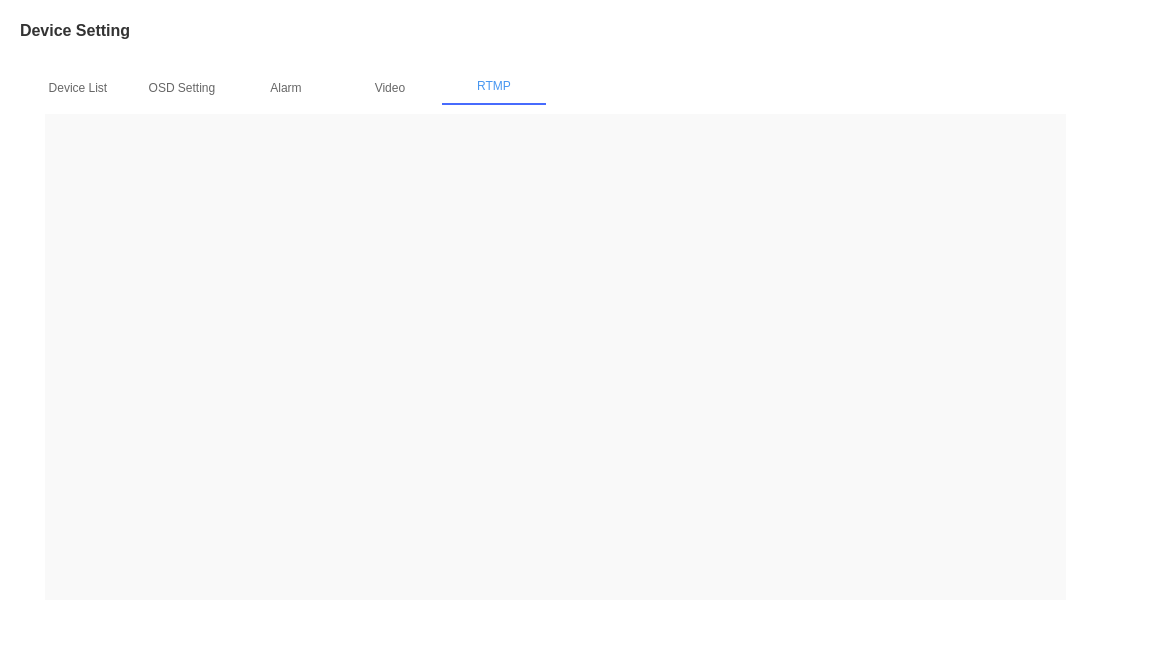
Qt form nvrConfig/devicesetting.ui (xiaoxiaodx/NVRPRO) before a commit.
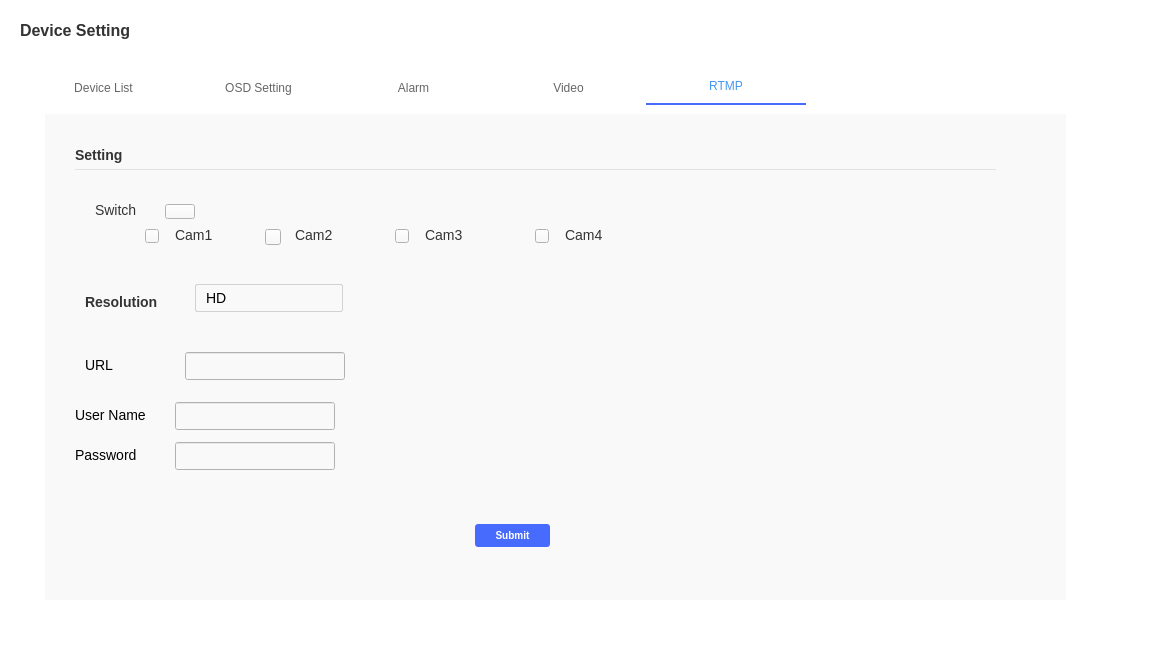
The same form after that commit. The open tabs and pages were chosen to show the change. Icons and pictures are not drawn.

The edit to the form file:
```diff
--- a/nvrConfig/devicesetting.ui
+++ b/nvrConfig/devicesetting.ui
@@ -48,7 +48,7 @@
 
 QTabBar::tab {
 
-min-width:104px;
+min-width:155px;
 
 min-height:34px;
 
@@ -63,13 +63,13 @@
 
 QTabBar::tab:selected{
 
-min-width:104px;
+min-width:160px;
 
 min-height:34px;
 
 color: #4796f0;
 
-font:17px &quot;Microsoft YaHei&quot;;
+font:15px &quot;Microsoft YaHei&quot;;
 
 border: 0px solid;
 
@@ -1102,8 +1102,501 @@
       </rect>
      </property>
      <property name="styleSheet">
-      <string notr="true">background-color: #F9F9F9</string>
+      <string notr="true">background-color: #F9F9F9;
+font-family: &quot;Microsoft YaHei&quot;;
+	font-size:14px;
+    color: #333333;</string>
      </property>
+     <widget class="QLabel" name="RTMPlabel_setting">
+      <property name="geometry">
+       <rect>
+        <x>30</x>
+        <y>25</y>
+        <width>61</width>
+        <height>31</height>
+       </rect>
+      </property>
+      <property name="styleSheet">
+       <string notr="true">	font-family: &quot;Microsoft YaHei&quot;;
+	font:bold 14px;
+    color: #333333;</string>
+      </property>
+      <property name="text">
+       <string>Setting</string>
+      </property>
+     </widget>
+     <widget class="QPushButton" name="RTMPpushButton_cam4">
+      <property name="geometry">
+       <rect>
+        <x>490</x>
+        <y>115</y>
+        <width>14</width>
+        <height>14</height>
+       </rect>
+      </property>
+      <property name="sizePolicy">
+       <sizepolicy hsizetype="Maximum" vsizetype="Maximum">
+        <horstretch>14</horstretch>
+        <verstretch>14</verstretch>
+       </sizepolicy>
+      </property>
+      <property name="minimumSize">
+       <size>
+        <width>14</width>
+        <height>14</height>
+       </size>
+      </property>
+      <property name="styleSheet">
+       <string notr="true">border-image: url(:/images/device_select.png);</string>
+      </property>
+      <property name="text">
+       <string/>
+      </property>
+      <property name="iconSize">
+       <size>
+        <width>14</width>
+        <height>14</height>
+       </size>
+      </property>
+     </widget>
+     <widget class="QLabel" name="RTMPlabel_cam4">
+      <property name="geometry">
+       <rect>
+        <x>520</x>
+        <y>110</y>
+        <width>43</width>
+        <height>22</height>
+       </rect>
+      </property>
+      <property name="text">
+       <string>Cam4</string>
+      </property>
+     </widget>
+     <widget class="Line" name="RTMPline">
+      <property name="geometry">
+       <rect>
+        <x>30</x>
+        <y>55</y>
+        <width>921</width>
+        <height>1</height>
+       </rect>
+      </property>
+      <property name="styleSheet">
+       <string notr="true">border: 0px solid red; background-color: #E2E2E2; </string>
+      </property>
+      <property name="orientation">
+       <enum>Qt::Horizontal</enum>
+      </property>
+     </widget>
+     <widget class="QPushButton" name="RTMPpushButton_cam1">
+      <property name="geometry">
+       <rect>
+        <x>100</x>
+        <y>115</y>
+        <width>14</width>
+        <height>14</height>
+       </rect>
+      </property>
+      <property name="sizePolicy">
+       <sizepolicy hsizetype="Maximum" vsizetype="Maximum">
+        <horstretch>14</horstretch>
+        <verstretch>14</verstretch>
+       </sizepolicy>
+      </property>
+      <property name="minimumSize">
+       <size>
+        <width>14</width>
+        <height>14</height>
+       </size>
+      </property>
+      <property name="styleSheet">
+       <string notr="true">border-image: url(:/images/device_select.png);</string>
+      </property>
+      <property name="text">
+       <string/>
+      </property>
+      <property name="iconSize">
+       <size>
+        <width>14</width>
+        <height>14</height>
+       </size>
+      </property>
+     </widget>
+     <widget class="QLabel" name="RTMPlabel_cam1">
+      <property name="geometry">
+       <rect>
+        <x>130</x>
+        <y>110</y>
+        <width>43</width>
+        <height>22</height>
+       </rect>
+      </property>
+      <property name="text">
+       <string>Cam1</string>
+      </property>
+     </widget>
+     <widget class="QPushButton" name="RTMPpushButton_cam3">
+      <property name="geometry">
+       <rect>
+        <x>350</x>
+        <y>115</y>
+        <width>14</width>
+        <height>14</height>
+       </rect>
+      </property>
+      <property name="sizePolicy">
+       <sizepolicy hsizetype="Maximum" vsizetype="Maximum">
+        <horstretch>14</horstretch>
+        <verstretch>14</verstretch>
+       </sizepolicy>
+      </property>
+      <property name="minimumSize">
+       <size>
+        <width>14</width>
+        <height>14</height>
+       </size>
+      </property>
+      <property name="styleSheet">
+       <string notr="true">border-image: url(:/images/device_select.png);</string>
+      </property>
+      <property name="text">
+       <string/>
+      </property>
+      <property name="iconSize">
+       <size>
+        <width>14</width>
+        <height>14</height>
+       </size>
+      </property>
+     </widget>
+     <widget class="QPushButton" name="RTMPpushButton_cam2">
+      <property name="geometry">
+       <rect>
+        <x>220</x>
+        <y>115</y>
+        <width>16</width>
+        <height>16</height>
+       </rect>
+      </property>
+      <property name="sizePolicy">
+       <sizepolicy hsizetype="Maximum" vsizetype="Maximum">
+        <horstretch>14</horstretch>
+        <verstretch>14</verstretch>
+       </sizepolicy>
+      </property>
+      <property name="minimumSize">
+       <size>
+        <width>14</width>
+        <height>14</height>
+       </size>
+      </property>
+      <property name="styleSheet">
+       <string notr="true">border-image: url(:/images/device_select.png);</string>
+      </property>
+      <property name="text">
+       <string/>
+      </property>
+      <property name="iconSize">
+       <size>
+        <width>14</width>
+        <height>14</height>
+       </size>
+      </property>
+     </widget>
+     <widget class="QLabel" name="RTMPlabel_cam3">
+      <property name="geometry">
+       <rect>
+        <x>380</x>
+        <y>110</y>
+        <width>43</width>
+        <height>22</height>
+       </rect>
+      </property>
+      <property name="text">
+       <string>Cam3</string>
+      </property>
+     </widget>
+     <widget class="QLabel" name="RTMPlabel_cam2">
+      <property name="geometry">
+       <rect>
+        <x>250</x>
+        <y>110</y>
+        <width>43</width>
+        <height>22</height>
+       </rect>
+      </property>
+      <property name="text">
+       <string>Cam2</string>
+      </property>
+     </widget>
+     <widget class="QLabel" name="RTMPlabel_swith">
+      <property name="geometry">
+       <rect>
+        <x>50</x>
+        <y>90</y>
+        <width>54</width>
+        <height>12</height>
+       </rect>
+      </property>
+      <property name="text">
+       <string>Switch</string>
+      </property>
+     </widget>
+     <widget class="QPushButton" name="RTMPswith">
+      <property name="geometry">
+       <rect>
+        <x>120</x>
+        <y>90</y>
+        <width>30</width>
+        <height>15</height>
+       </rect>
+      </property>
+      <property name="styleSheet">
+       <string notr="true">border-image: url(:/images/switch_on.png);</string>
+      </property>
+      <property name="text">
+       <string/>
+      </property>
+     </widget>
+     <widget class="QComboBox" name="RTMPcomboBox">
+      <property name="geometry">
+       <rect>
+        <x>150</x>
+        <y>170</y>
+        <width>148</width>
+        <height>28</height>
+       </rect>
+      </property>
+      <property name="styleSheet">
+       <string notr="true">QComboBox {
+      border: 1px solid #D2D2D2;
+      border-radius: 2px;
+      padding: 1px 10px 1px 10px;
+      min-width: 6em;
+	  color:#000000;
+	  font-size:14px;
+  }
+
+  QComboBox:editable {
+      background:#F9F9F9;
+  }
+
+  QComboBox:!editable, QComboBox::drop-down:editable {
+       background: #F9F9F9;
+  }
+
+  QComboBox:!editable:on, QComboBox::drop-down:editable:on {
+      background: #F9F9F9;
+      padding-top: 1px;
+      padding-left: 10px;
+  }
+
+  QComboBox::drop-down {
+      subcontrol-origin: padding;
+      subcontrol-position: top right;
+      width: 60px;
+      border-left-width: 1px;
+      border-left-color: darkgray;
+      border-radius: 4px;
+  }
+
+  QComboBox::down-arrow {
+	padding: 1px 1px 1px 30px;
+	width:10;
+	height:6;
+	image:url(:/images/comboxArrow.png)
+  }
+
+  QComboBox::down-arrow:on {
+      top: 0px;
+      left: 0px;
+  }
+
+/**************   QComboBox 定制 ****************/
+QComboBox QAbstractItemView
+{
+    outline:0px;
+    background:#ffffff;
+	border:1px solid rgba(0,0,0,0.15);
+}
+QComboBox QAbstractItemView::item
+{
+    padding-left:20px;
+	border-width:0px;
+    font-size:14px;
+    color:#333333;
+    background:#ffffff;
+    font-family:&quot;Microsoft YaHei&quot;;
+	min-height: 30px; 
+}
+
+QComboBox QAbstractItemView::item:selected
+{
+	background:#000000;
+	border-width:0px
+}
+
+QComboBox QScrollBar::vertical{
+    width:6px;
+    background:#FFFFFF;
+    border:none;
+    border-radius:3px;
+}
+QComboBox QScrollBar::handle::vertical{ 
+    border-radius:3px;
+    width: 6px;
+    background:#D8D8D8;
+}
+QComboBox QScrollBar::handle::vertical::hover{
+    background:rgb(232,232,232);
+}
+QComboBox QScrollBar::add-line::vertical{
+    border:none;
+}
+QComboBox QScrollBar::sub-line::vertical{
+    border:none;
+}</string>
+      </property>
+      <item>
+       <property name="text">
+        <string>HD</string>
+       </property>
+      </item>
+      <item>
+       <property name="text">
+        <string>SD</string>
+       </property>
+      </item>
+     </widget>
+     <widget class="QLabel" name="RTMPlabel_resolution">
+      <property name="geometry">
+       <rect>
+        <x>40</x>
+        <y>180</y>
+        <width>81</width>
+        <height>16</height>
+       </rect>
+      </property>
+      <property name="styleSheet">
+       <string notr="true">font-family: &quot;Microsoft YaHei&quot;;
+	font:bold 14px;
+    color: #333333;</string>
+      </property>
+      <property name="text">
+       <string>Resolution</string>
+      </property>
+     </widget>
+     <widget class="QLabel" name="RTMPlabel_url">
+      <property name="geometry">
+       <rect>
+        <x>40</x>
+        <y>240</y>
+        <width>41</width>
+        <height>22</height>
+       </rect>
+      </property>
+      <property name="styleSheet">
+       <string notr="true">color: #000000;</string>
+      </property>
+      <property name="text">
+       <string>URL</string>
+      </property>
+     </widget>
+     <widget class="QLineEdit" name="RTMPlineEdit_url">
+      <property name="geometry">
+       <rect>
+        <x>140</x>
+        <y>238</y>
+        <width>160</width>
+        <height>28</height>
+       </rect>
+      </property>
+     </widget>
+     <widget class="QLabel" name="RTMPlabel_username">
+      <property name="geometry">
+       <rect>
+        <x>30</x>
+        <y>290</y>
+        <width>91</width>
+        <height>22</height>
+       </rect>
+      </property>
+      <property name="styleSheet">
+       <string notr="true">color: #000000;</string>
+      </property>
+      <property name="text">
+       <string>User Name</string>
+      </property>
+     </widget>
+     <widget class="QLineEdit" name="RTMPlineEdit_username">
+      <property name="geometry">
+       <rect>
+        <x>130</x>
+        <y>288</y>
+        <width>160</width>
+        <height>28</height>
+       </rect>
+      </property>
+     </widget>
+     <widget class="QLabel" name="RTMPlabel_password">
+      <property name="geometry">
+       <rect>
+        <x>30</x>
+        <y>330</y>
+        <width>91</width>
+        <height>22</height>
+       </rect>
+      </property>
+      <property name="styleSheet">
+       <string notr="true">color: #000000;</string>
+      </property>
+      <property name="text">
+       <string>Password</string>
+      </property>
+     </widget>
+     <widget class="QLineEdit" name="RTMPlineEdit_password">
+      <property name="geometry">
+       <rect>
+        <x>130</x>
+        <y>328</y>
+        <width>160</width>
+        <height>28</height>
+       </rect>
+      </property>
+     </widget>
+     <widget class="QPushButton" name="RTMPpushButton_submit">
+      <property name="geometry">
+       <rect>
+        <x>430</x>
+        <y>410</y>
+        <width>75</width>
+        <height>23</height>
+       </rect>
+      </property>
+      <property name="styleSheet">
+       <string notr="true">QPushButton {
+	background-color:rgba(71,107,253,1);
+	border-width:0;
+    padding:4px;  
+	border-style:inset;  
+	border-radius:3px;  
+	color:white;
+	font-family: &quot;Microsoft YaHei&quot;;
+	font:bold 10px;
+}
+QPushButton#pushButton:pressed {  
+    /* 改变背景色   
+    background-color:rgb(40,85,20); */
+    /* 使文字有一点移动 */  
+    padding-left:6px;  
+    padding-top:6px;  
+}  
+</string>
+      </property>
+      <property name="text">
+       <string>Submit</string>
+      </property>
+     </widget>
     </widget>
    </widget>
   </widget>
```
Left out of the diff: 509 changed lines with no effect on the pictures.
